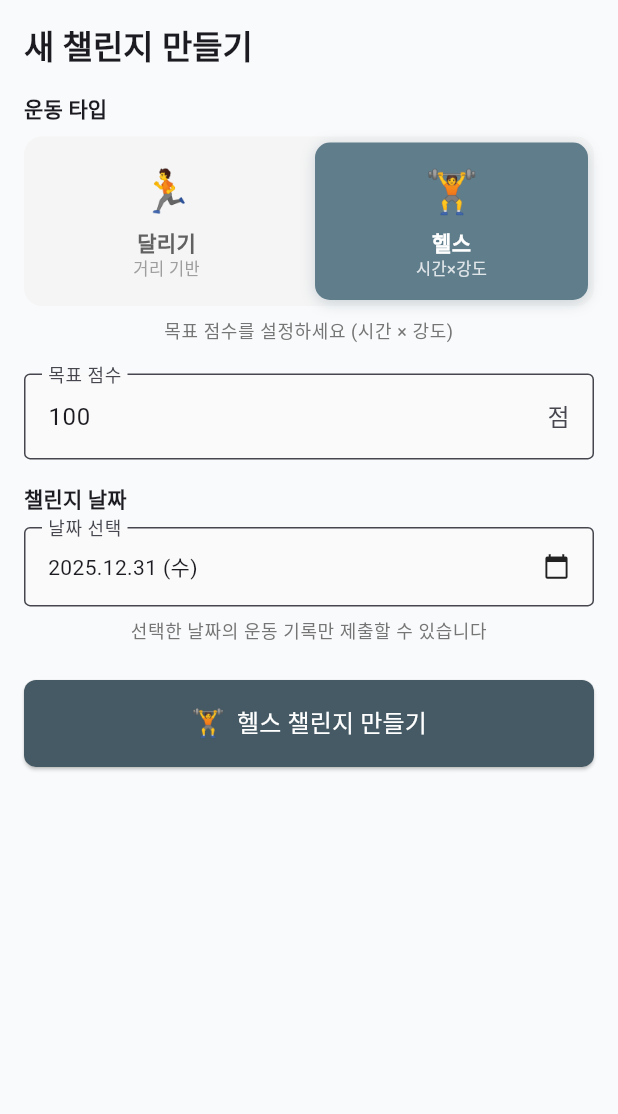
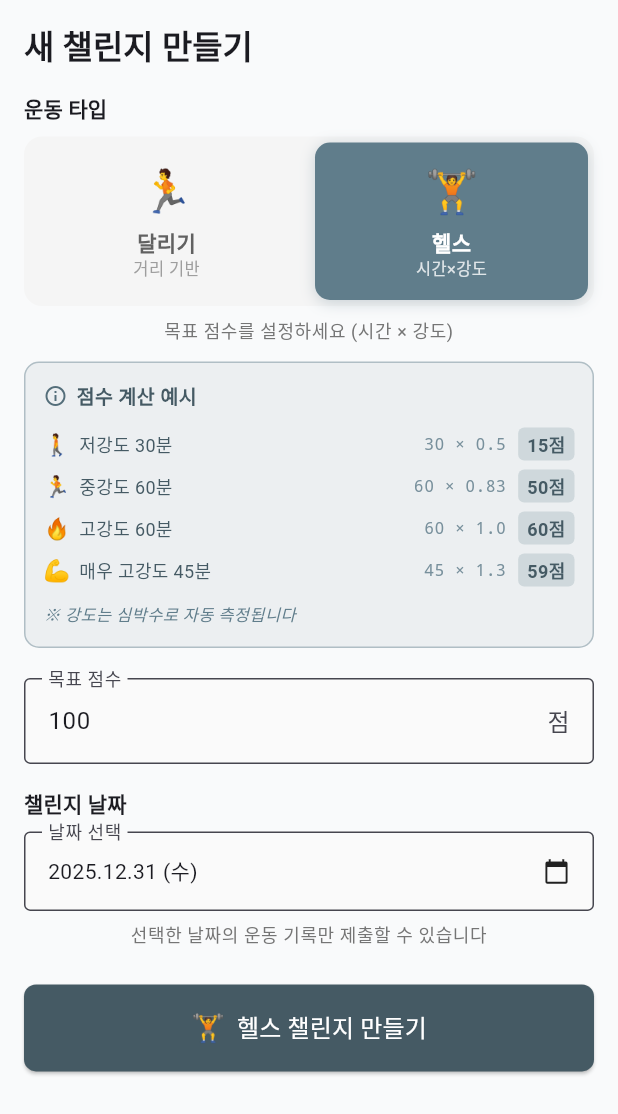
Before and after one commit to lppresident/co-workfit, a Flutter app: the CreateChallengeBottomSheet widget shown alone on an empty page, opened directly with empty values, after a tap on "🏋️", on a phone screen of 412 x 824 dp. Shown: the top 1114 px of the screen. Run offline on Flutter 3.47's test engine with Material 3 defaults, Android fonts, the phone set to English and light mode, and no system bars; our stand-ins replace app_links, bloc, cloud_firestore, dartz, equatable, firebase_auth and 8 more; missing offline and left inert: health; accounts and stored records are empty; network calls fail.

Commit message:
feat: 헬스 챌린지 생성 시 점수 계산 예시 추가
점수 계산 예시 표시:
- 저강도 30분: 30 × 0.5 = 15점 🚶
- 중강도 60분: 60 × 0.83 = 50점 🏃
- 고강도 60분: 60 × 1.0 = 60점 🔥
- 매우 고강도 45분: 45 × 1.3 = 59점 💪

UX 개선:
- 헬스 챌린지 선택 시에만 예시 카드 표시
- 시간 × 강도계수 = 점수 공식 직관적 표시
- 심박수 자동 측정 안내 문구 추가

```diff
--- a/lib/features/log_run/presentation/widgets/create_challenge_bottom_sheet.dart
+++ b/lib/features/log_run/presentation/widgets/create_challenge_bottom_sheet.dart
@@ -92,6 +92,12 @@ class _CreateChallengeBottomSheetState extends State<CreateChallengeBottomSheet>
                 style: Theme.of(context).textTheme.bodySmall?.copyWith(color: Colors.grey[600]),
                 textAlign: TextAlign.center,
               ),
+
+              // 헬스 챌린지일 때 예시 표시
+              if (_challengeType == ChallengeType.strengthTraining) ...[
+                const SizedBox(height: 12),
+                _buildScoreExamples(),
+              ],
               const SizedBox(height: 20),
 
               // 목표 입력
@@ -216,6 +222,93 @@ class _CreateChallengeBottomSheetState extends State<CreateChallengeBottomSheet>
     );
   }
 
+  /// 헬스 점수 계산 예시
+  Widget _buildScoreExamples() {
+    return Container(
+      padding: const EdgeInsets.all(12),
+      decoration: BoxDecoration(
+        color: Colors.blueGrey[50],
+        borderRadius: BorderRadius.circular(10),
+        border: Border.all(color: Colors.blueGrey[200]!),
+      ),
+      child: Column(
+        crossAxisAlignment: CrossAxisAlignment.start,
+        children: [
+          Row(
+            children: [
+              Icon(Icons.info_outline, size: 16, color: Colors.blueGrey[600]),
+              const SizedBox(width: 6),
+              Text(
+                '점수 계산 예시',
+                style: TextStyle(
+                  fontWeight: FontWeight.bold,
+                  fontSize: 13,
+                  color: Colors.blueGrey[700],
+                ),
+              ),
+            ],
+          ),
+          const SizedBox(height: 8),
+          _buildExampleRow('저강도 30분', '30 × 0.5', '15점', '🚶'),
+          _buildExampleRow('중강도 60분', '60 × 0.83', '50점', '🏃'),
+          _buildExampleRow('고강도 60분', '60 × 1.0', '60점', '🔥'),
+          _buildExampleRow('매우 고강도 45분', '45 × 1.3', '59점', '💪'),
+          const SizedBox(height: 8),
+          Text(
+            '※ 강도는 심박수로 자동 측정됩니다',
+            style: TextStyle(
+              fontSize: 11,
+              color: Colors.blueGrey[500],
+              fontStyle: FontStyle.italic,
+            ),
+          ),
+        ],
+      ),
+    );
+  }
+
+  Widget _buildExampleRow(String activity, String formula, String result, String emoji) {
+    return Padding(
+      padding: const EdgeInsets.symmetric(vertical: 3),
+      child: Row(
+        children: [
+          Text(emoji, style: const TextStyle(fontSize: 14)),
+          const SizedBox(width: 6),
+          Expanded(
+            child: Text(
+              activity,
+              style: TextStyle(fontSize: 12, color: Colors.blueGrey[700]),
+            ),
+          ),
+          Text(
+            formula,
+            style: TextStyle(
+              fontSize: 11,
+              color: Colors.blueGrey[400],
+              fontFamily: 'monospace',
+            ),
+          ),
+          const SizedBox(width: 8),
+          Container(
+            padding: const EdgeInsets.symmetric(horizontal: 6, vertical: 2),
+            decoration: BoxDecoration(
+              color: Colors.blueGrey[100],
+              borderRadius: BorderRadius.circular(4),
+            ),
+            child: Text(
+              result,
+              style: TextStyle(
+                fontSize: 12,
+                fontWeight: FontWeight.bold,
+                color: Colors.blueGrey[700],
+              ),
+            ),
+          ),
+        ],
+      ),
+    );
+  }
+
   Widget _buildTypeOption({
     required ChallengeType challengeType,
     required String emoji,
```
